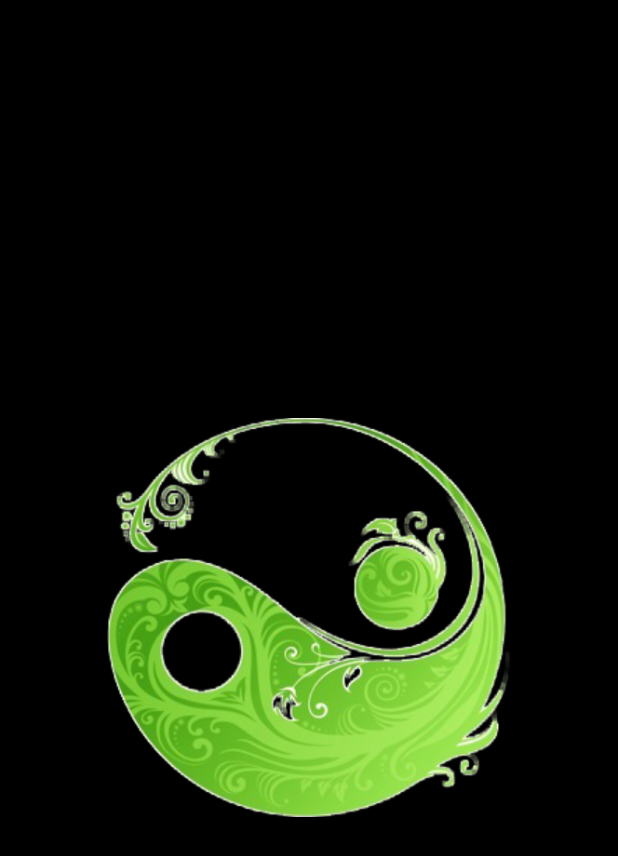
After one commit to Zuljka/CodersNotebook, an Android app: the layout activity_splash.xml on its own in the app's theme, with its tools: preview values and no code run, on a phone screen of 412 x 824 dp. The commit adds this screen. Shown: the top 856 px of the screen. Run offline under Robolectric (Android 15) with nearby library versions, the phone set to English and light mode, and no system bars.

Commit message:
added test splash screen. Need to replace later

```diff
--- /dev/null
+++ b/app/src/main/res/layout/activity_splash.xml
@@ -0,0 +1,21 @@
+<?xml version="1.0" encoding="utf-8"?>
+<RelativeLayout xmlns:android="http://schemas.android.com/apk/res/android"
+    xmlns:tools="http://schemas.android.com/tools"
+    android:layout_width="match_parent"
+    android:layout_height="match_parent"
+    android:paddingBottom="@dimen/activity_vertical_margin"
+    android:paddingLeft="@dimen/activity_horizontal_margin"
+    android:paddingRight="@dimen/activity_horizontal_margin"
+    android:paddingTop="@dimen/activity_vertical_margin"
+    android:background="#000000"
+    tools:context="com.mycompany.codersnotebook.Splash">
+
+    <ImageView
+        android:layout_width="wrap_content"
+        android:layout_height="wrap_content"
+        android:id="@+id/imageView"
+        android:src="@drawable/ying"
+        android:padding="55dp"
+        android:layout_centerVertical="true"
+        android:layout_centerHorizontal="true" />
+</RelativeLayout>
--- a/app/src/main/res/values/strings.xml
+++ b/app/src/main/res/values/strings.xml
@@ -2,4 +2,5 @@
     <string name="app_name">CodersNotebook</string>
     <string name="action_settings">Settings</string>
     <string name="title_activity_menu_screen_01">menu_screen_01</string>
+    <string name="title_activity_splash">Splash</string>
 </resources>
```
Also changed, not shown: app/src/main/AndroidManifest.xml (+11 -2 lines), app/src/main/java/com/mycompany/codersnotebook/Splash.java (added, +42 -0 lines), app/src/main/res/anim/splash.xml (added, +13 -0 lines), app/src/main/res/drawable/yang.png (added), app/src/main/res/drawable/ying.png (added), 2 other files.
